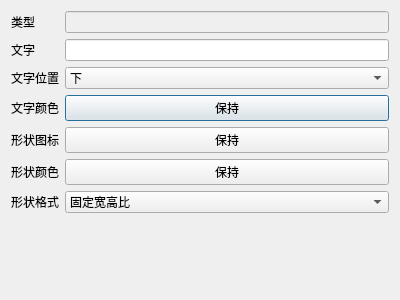
Before: the Qt Designer form shapepropertydialog.ui in SammyEnigma/Soc-Performance-Evaluation, drawn with Qt 5.
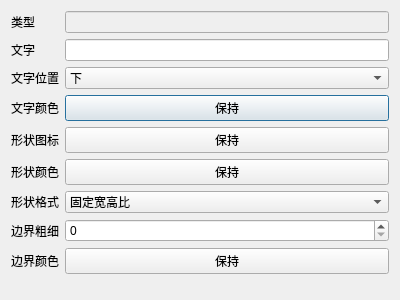
After: the same form once the commit is applied.

```diff
--- a/shapepropertydialog.ui
+++ b/shapepropertydialog.ui
@@ -168,6 +168,30 @@
        </item>
       </widget>
      </item>
+     <item row="7" column="0">
+      <widget class="QLabel" name="label_8">
+       <property name="text">
+        <string>边界粗细</string>
+       </property>
+      </widget>
+     </item>
+     <item row="8" column="0">
+      <widget class="QLabel" name="label_9">
+       <property name="text">
+        <string>边界颜色</string>
+       </property>
+      </widget>
+     </item>
+     <item row="7" column="1">
+      <widget class="QSpinBox" name="border_size_spin"/>
+     </item>
+     <item row="8" column="1">
+      <widget class="QPushButton" name="border_color_btn">
+       <property name="text">
+        <string>保持</string>
+       </property>
+      </widget>
+     </item>
     </layout>
    </item>
   </layout>
```
Left out of the diff: 5 changed lines with no effect on the pictures.
